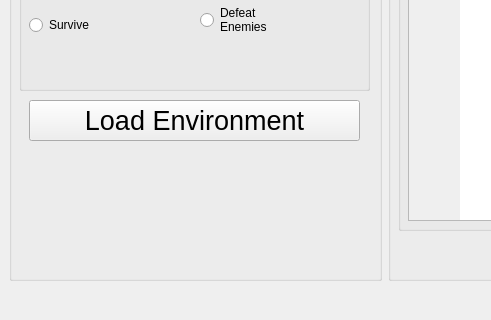
First picture: the form in src/GUI/ML4MC.ui, repository lincolnschick/ML4MC, before the edit; both pictures show x 0 to 491 and y 388 to 708 of the 1154 by 708 pixel window.
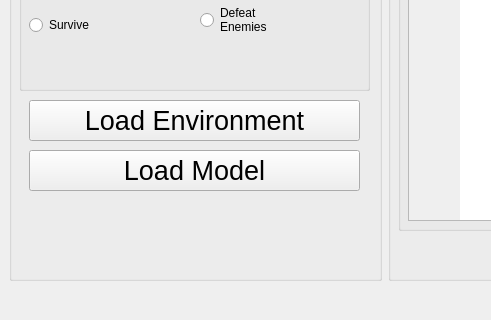
Second picture: the form after the edit. Icons and pictures are not drawn.

Commit message:
Req 28: ModelSwapper & Model Objects
Implementation of ModelSwapper and Model objects to better represent models files and facilitate further development of interactions between GUI and minerl environments.

The edit to the form file:
```diff
--- a/src/GUI/ML4MC.ui
+++ b/src/GUI/ML4MC.ui
@@ -247,6 +247,24 @@
            <string>Load Environment</string>
           </property>
          </widget>
+         <widget class="QPushButton" name="loadModelButton">
+          <property name="geometry">
+           <rect>
+            <x>20</x>
+            <y>510</y>
+            <width>331</width>
+            <height>41</height>
+           </rect>
+          </property>
+          <property name="font">
+           <font>
+            <pointsize>20</pointsize>
+           </font>
+          </property>
+          <property name="text">
+           <string>Load Model</string>
+          </property>
+         </widget>
         </widget>
        </item>
       </layout>
```
The commit also changes 12 other files.
